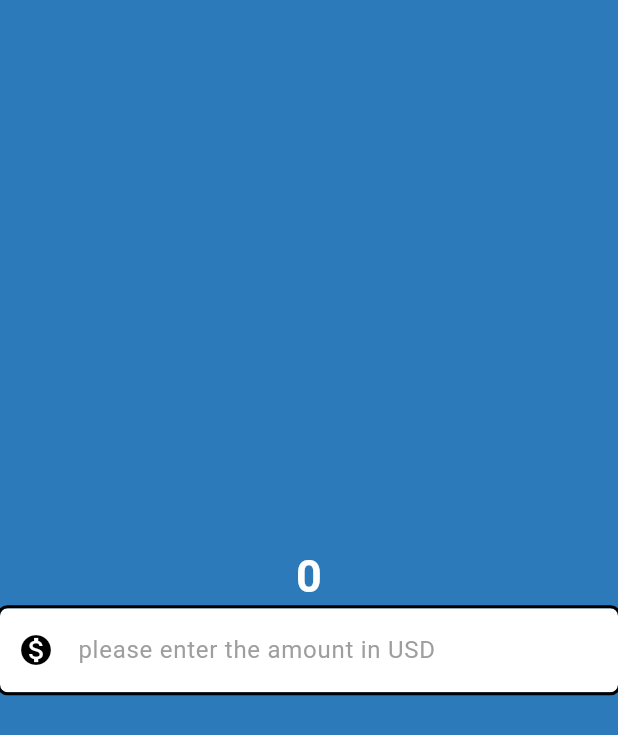
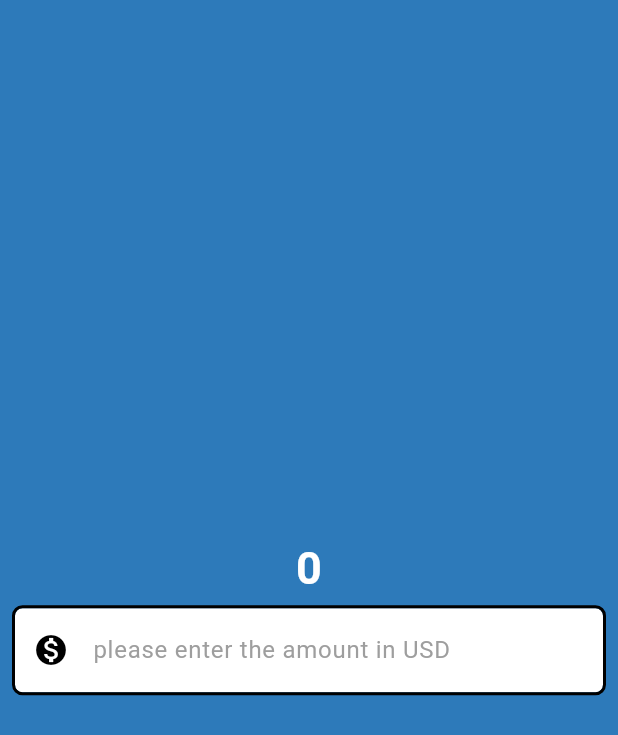
Before and after one commit to Priyanshudev001/Flutter-daily-progress-V2, a Flutter app: the screen it shows after launch, on a phone screen of 412 x 824 dp. Shown: the top 735 px of the screen. Run offline on Flutter 3.47's test engine with Material 3 defaults, Android fonts, the phone set to English and light mode, and no system bars.

Commit message:
padding and container widget

```diff
--- a/lib/currency_coverter_materal_page.dart
+++ b/lib/currency_coverter_materal_page.dart
@@ -29,7 +29,9 @@ class CurrencyCoverterMateralPage extends StatelessWidget {
                 color: Color.fromARGB(255, 255, 255, 255),
               ),
             ),
-            TextField(
+            Container(
+              padding: const EdgeInsets.symmetric(vertical: 5, horizontal: 10),
+              child: TextField(
                 style: TextStyle(color: Colors.black),
                 decoration: InputDecoration(
                   hintText: 'please enter the amount in USD',
@@ -41,6 +43,8 @@ class CurrencyCoverterMateralPage extends StatelessWidget {
                   focusedBorder: border,
                   enabledBorder: border,
                 ),
+                keyboardType: TextInputType.numberWithOptions(decimal: true),
+              ),
             ),
           ],
         ),
```
Lines whose indentation alone changed are shown as unchanged.
